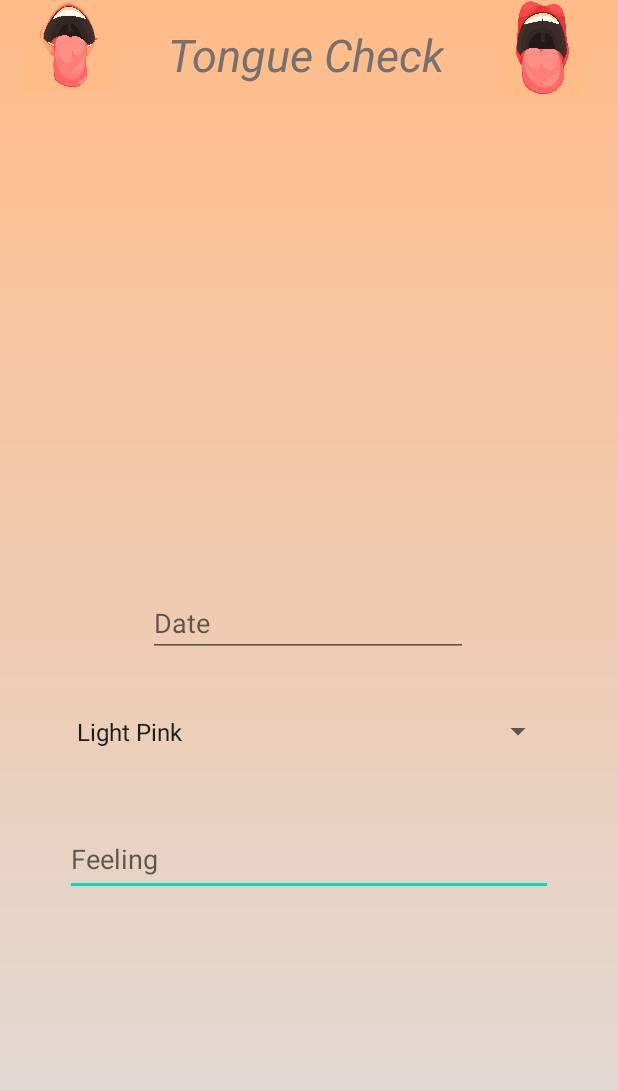
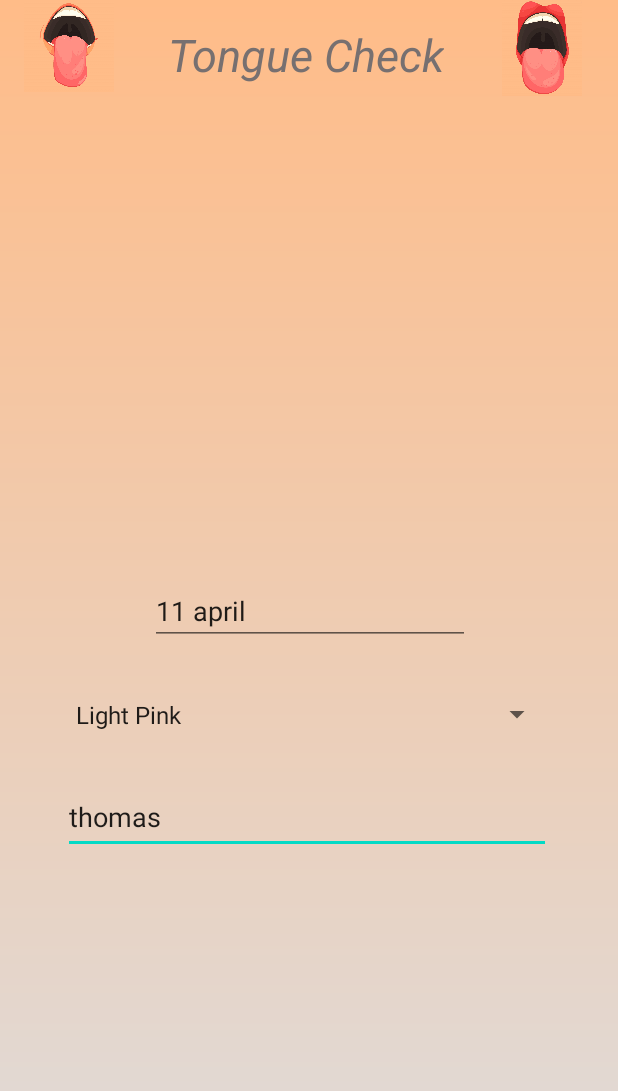
Before and after one commit to thomasliebgott/MiniProjectTongueCheck, an Android app: the TongueDetail screen opened directly, with no data from a screen before it, on a phone screen of 412 x 824 dp. Shown: the top 1091 px of the screen. Run offline under Robolectric (Android 15) with nearby library versions, the phone set to English and light mode, and no system bars.

Commit message:
11 avril 14h30

```diff
--- a/app/src/main/java/com/example/miniprojectliebgott/TongueDetail.java
+++ b/app/src/main/java/com/example/miniprojectliebgott/TongueDetail.java
@@ -16,6 +16,9 @@
     protected void onCreate(Bundle savedInstanceState) {
         super.onCreate(savedInstanceState);
         setContentView(R.layout.activity_tongue_detail);
+        editTextDate = findViewById(R.id.editTextDatee);
+        editTextFeeling = findViewById(R.id.editTextFeeling);
+        spinnerTongueType = findViewById(R.id.spinnerTongueType);
     }
 
     @Override
--- a/app/src/main/res/layout/activity_daily_check.xml
+++ b/app/src/main/res/layout/activity_daily_check.xml
@@ -48,7 +48,8 @@
         android:layout_height="56dp"
         android:layout_marginStart="96dp"
         android:layout_marginTop="96dp"
-        android:text="@string/take_picture"
+        android:onClick="goToTongueDetails"
+        android:text="@string/add_New_Tongue"
         android:textStyle="bold"
         app:layout_constraintStart_toStartOf="parent"
         app:layout_constraintTop_toTopOf="parent" />
--- a/app/src/main/res/layout/activity_tongue_detail.xml
+++ b/app/src/main/res/layout/activity_tongue_detail.xml
@@ -45,7 +45,7 @@
         android:id="@+id/editTextFeeling"
         android:layout_width="325dp"
         android:layout_height="47dp"
-        android:layout_marginTop="112dp"
+        android:layout_marginTop="92dp"
         android:autofillHints=""
         android:ems="10"
         android:gravity="start|top"
@@ -54,35 +54,35 @@
         android:maxLines="4"
         android:minLines="1"
         app:layout_constraintEnd_toEndOf="parent"
+        app:layout_constraintHorizontal_bias="0.488"
         app:layout_constraintStart_toStartOf="parent"
-        app:layout_constraintTop_toBottomOf="@+id/editTextDate" />
-
-    <EditText
-        android:id="@+id/editTextDate"
-        android:layout_width="wrap_content"
-        android:layout_height="wrap_content"
-        android:layout_marginTop="336dp"
-        android:ems="10"
-        android:hint="@string/date"
-        android:inputType="date"
-        app:layout_constraintEnd_toEndOf="parent"
-        app:layout_constraintHorizontal_bias="0.497"
-        app:layout_constraintStart_toStartOf="parent"
-        app:layout_constraintTop_toBottomOf="@+id/textView3"
-        android:autofillHints="" />
+        app:layout_constraintTop_toBottomOf="@+id/editTextDatee" />
 
     <Spinner
         android:id="@+id/spinnerTongueType"
         android:layout_width="326dp"
         android:layout_height="51dp"
+        android:layout_marginBottom="20dp"
         android:entries="@array/Tongue_Type"
         app:layout_constraintBottom_toTopOf="@+id/editTextFeeling"
         app:layout_constraintEnd_toEndOf="parent"
-        app:layout_constraintHorizontal_bias="0.505"
+        app:layout_constraintHorizontal_bias="0.494"
         app:layout_constraintStart_toStartOf="parent"
-        app:layout_constraintTop_toBottomOf="@+id/editTextDate"
-        app:layout_constraintVertical_bias="0.393"
-        />
+        app:layout_constraintTop_toBottomOf="@+id/editTextDatee"
+        app:layout_constraintVertical_bias="1.0" />
+
+    <EditText
+        android:id="@+id/editTextDatee"
+        android:layout_width="wrap_content"
+        android:layout_height="wrap_content"
+        android:layout_marginStart="100dp"
+        android:layout_marginTop="328dp"
+        android:ems="10"
+        android:hint="@string/date"
+        android:inputType="textPersonName"
+        app:layout_constraintStart_toStartOf="parent"
+        app:layout_constraintTop_toBottomOf="@+id/textView3"
+        android:autofillHints="" />
 
 
 </androidx.constraintlayout.widget.ConstraintLayout>
--- a/app/src/main/res/layout/item_recyclerviewtong.xml
+++ b/app/src/main/res/layout/item_recyclerviewtong.xml
@@ -1,7 +1,7 @@
 <?xml version="1.0" encoding="utf-8"?>
 <LinearLayout xmlns:android="http://schemas.android.com/apk/res/android"
     android:layout_width="match_parent"
-    android:layout_height="match_parent"
+    android:layout_height="wrap_content"
     android:orientation="horizontal">
 
     <TextView
@@ -15,7 +15,7 @@
 
     <TextView
         android:id="@+id/textViewTypeOfTongue"
-        android:layout_width="0dp"
+        android:layout_width="wrap_content"
         android:layout_height="wrap_content"
         android:layout_weight="1"
         android:text="@android:string/unknownName"
--- a/app/src/main/res/values/strings.xml
+++ b/app/src/main/res/values/strings.xml
@@ -12,6 +12,10 @@
     <string name="tongue2">tongue2</string>
     <string name="tongue1">tongue1</string>
     <string name="button">Button</string>
+
+    <!-- Daily check Analyse -->
+    <string name="add_New_Tongue">Add Your Day Tongue</string>
+
 
     <!-- Page detail Analyse -->
     <string name="feeling">Feeling</string>
```
Also changed, not shown: app/src/main/java/com/example/miniprojectliebgott/DailyCheck.java (+20 -1 lines), app/src/main/java/com/example/miniprojectliebgott/DailyCheckAdapter.java (+19 -3 lines).
